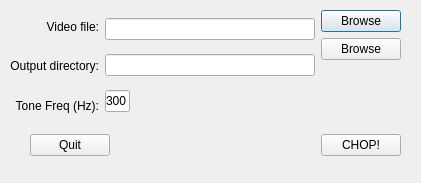
Qt form videochop_gui.ui (npollard/VideoChop) before a commit.
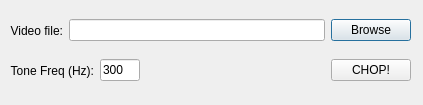
The same form after that commit. Icons and pictures are not drawn.

Patch:
```diff
--- a/videochop_gui.ui
+++ b/videochop_gui.ui
@@ -6,8 +6,8 @@
    <rect>
     <x>0</x>
     <y>0</y>
-    <width>421</width>
-    <height>183</height>
+    <width>423</width>
+    <height>105</height>
    </rect>
   </property>
   <property name="windowTitle">
@@ -17,18 +17,16 @@
    <iconset>
     <normaloff>icon.png</normaloff>icon.png</iconset>
   </property>
-  <widget class="QWidget" name="horizontalLayoutWidget">
+  <widget class="QWidget" name="horizontalLayoutWidget_2">
    <property name="geometry">
     <rect>
      <x>10</x>
      <y>10</y>
-     <width>391</width>
-     <height>112</height>
+     <width>401</width>
+     <height>41</height>
     </rect>
    </property>
-   <layout class="QHBoxLayout" name="horizontalLayout_2">
-    <item>
-     <layout class="QVBoxLayout" name="verticalLayout_3">
+   <layout class="QHBoxLayout" name="horizontalLayout">
       <item>
        <widget class="QLabel" name="label_2">
         <property name="text">
@@ -40,15 +38,27 @@
        </widget>
       </item>
       <item>
-       <widget class="QLabel" name="label">
+     <widget class="QLineEdit" name="input_path"/>
+    </item>
+    <item>
+     <widget class="QPushButton" name="browse_input">
         <property name="text">
-         <string>Output directory:</string>
-        </property>
-        <property name="alignment">
-         <set>Qt::AlignRight|Qt::AlignTrailing|Qt::AlignVCenter</set>
+       <string>Browse</string>
         </property>
        </widget>
       </item>
+   </layout>
+  </widget>
+  <widget class="QWidget" name="horizontalLayoutWidget_4">
+   <property name="geometry">
+    <rect>
+     <x>10</x>
+     <y>50</y>
+     <width>401</width>
+     <height>41</height>
+    </rect>
+   </property>
+   <layout class="QHBoxLayout" name="horizontalLayout_4">
       <item>
        <widget class="QLabel" name="label_3">
         <property name="text">
@@ -59,18 +69,6 @@
         </property>
        </widget>
       </item>
-     </layout>
-    </item>
-    <item>
-     <layout class="QVBoxLayout" name="verticalLayout">
-      <item>
-       <widget class="QLineEdit" name="input_path"/>
-      </item>
-      <item>
-       <widget class="QLineEdit" name="o"/>
-      </item>
-      <item>
-       <layout class="QHBoxLayout" name="horizontalLayout_3">
         <item>
          <widget class="QLineEdit" name="tone_freq">
           <property name="maximumSize">
@@ -86,73 +84,6 @@
         </item>
         <item>
          <spacer name="horizontalSpacer">
-          <property name="orientation">
-           <enum>Qt::Horizontal</enum>
-          </property>
-          <property name="sizeHint" stdset="0">
-           <size>
-            <width>200</width>
-            <height>20</height>
-           </size>
-          </property>
-         </spacer>
-        </item>
-       </layout>
-      </item>
-     </layout>
-    </item>
-    <item>
-     <layout class="QVBoxLayout" name="verticalLayout_2">
-      <item>
-       <widget class="QPushButton" name="browse_input">
-        <property name="text">
-         <string>Browse</string>
-        </property>
-       </widget>
-      </item>
-      <item>
-       <widget class="QPushButton" name="browse_output">
-        <property name="text">
-         <string>Browse</string>
-        </property>
-       </widget>
-      </item>
-      <item>
-       <spacer name="verticalSpacer">
-        <property name="orientation">
-         <enum>Qt::Vertical</enum>
-        </property>
-        <property name="sizeHint" stdset="0">
-         <size>
-          <width>20</width>
-          <height>40</height>
-         </size>
-        </property>
-       </spacer>
-      </item>
-     </layout>
-    </item>
-   </layout>
-  </widget>
-  <widget class="QWidget" name="horizontalLayoutWidget_2">
-   <property name="geometry">
-    <rect>
-     <x>30</x>
-     <y>120</y>
-     <width>371</width>
-     <height>51</height>
-    </rect>
-   </property>
-   <layout class="QHBoxLayout" name="horizontalLayout">
-    <item>
-     <widget class="QPushButton" name="quit_button">
-      <property name="text">
-       <string>Quit</string>
-      </property>
-     </widget>
-    </item>
-    <item>
-     <spacer name="horizontalSpacer_2">
       <property name="orientation">
        <enum>Qt::Horizontal</enum>
       </property>
```
Lines whose indentation alone changed are shown as unchanged.
